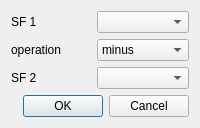
Qt form qCC/ui_templates/sfArithmeticsDlg.ui (archeos/cloudcompare-archeos) before a commit.
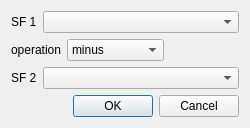
The same form after that commit.

Patch:
```diff
--- a/qCC/ui_templates/sfArithmeticsDlg.ui
+++ b/qCC/ui_templates/sfArithmeticsDlg.ui
@@ -6,7 +6,7 @@
    <rect>
     <x>0</x>
     <y>0</y>
-    <width>200</width>
+    <width>250</width>
     <height>128</height>
    </rect>
   </property>
@@ -42,7 +42,14 @@
       </widget>
      </item>
      <item>
-      <widget class="QComboBox" name="sf1ComboBox"/>
+      <widget class="QComboBox" name="sf1ComboBox">
+       <property name="sizePolicy">
+        <sizepolicy hsizetype="Expanding" vsizetype="Fixed">
+         <horstretch>0</horstretch>
+         <verstretch>0</verstretch>
+        </sizepolicy>
+       </property>
+      </widget>
      </item>
     </layout>
    </item>
@@ -63,6 +70,12 @@
      </item>
      <item>
       <widget class="QComboBox" name="operationComboBox">
+       <property name="sizePolicy">
+        <sizepolicy hsizetype="Maximum" vsizetype="Fixed">
+         <horstretch>0</horstretch>
+         <verstretch>0</verstretch>
+        </sizepolicy>
+       </property>
        <property name="currentIndex">
         <number>1</number>
        </property>
@@ -149,8 +162,31 @@
          <string>atan</string>
         </property>
        </item>
+       <item>
+        <property name="text">
+         <string>integer part</string>
+        </property>
+       </item>
+       <item>
+        <property name="text">
+         <string>inverse (1/x)</string>
+        </property>
+       </item>
       </widget>
      </item>
+     <item>
+      <spacer name="horizontalSpacer">
+       <property name="orientation">
+        <enum>Qt::Horizontal</enum>
+       </property>
+       <property name="sizeHint" stdset="0">
+        <size>
+         <width>40</width>
+         <height>20</height>
+        </size>
+       </property>
+      </spacer>
+     </item>
     </layout>
    </item>
    <item>
@@ -169,7 +205,14 @@
       </widget>
      </item>
      <item>
-      <widget class="QComboBox" name="sf2ComboBox"/>
+      <widget class="QComboBox" name="sf2ComboBox">
+       <property name="sizePolicy">
+        <sizepolicy hsizetype="Expanding" vsizetype="Fixed">
+         <horstretch>0</horstretch>
+         <verstretch>0</verstretch>
+        </sizepolicy>
+       </property>
+      </widget>
      </item>
     </layout>
    </item>
```
